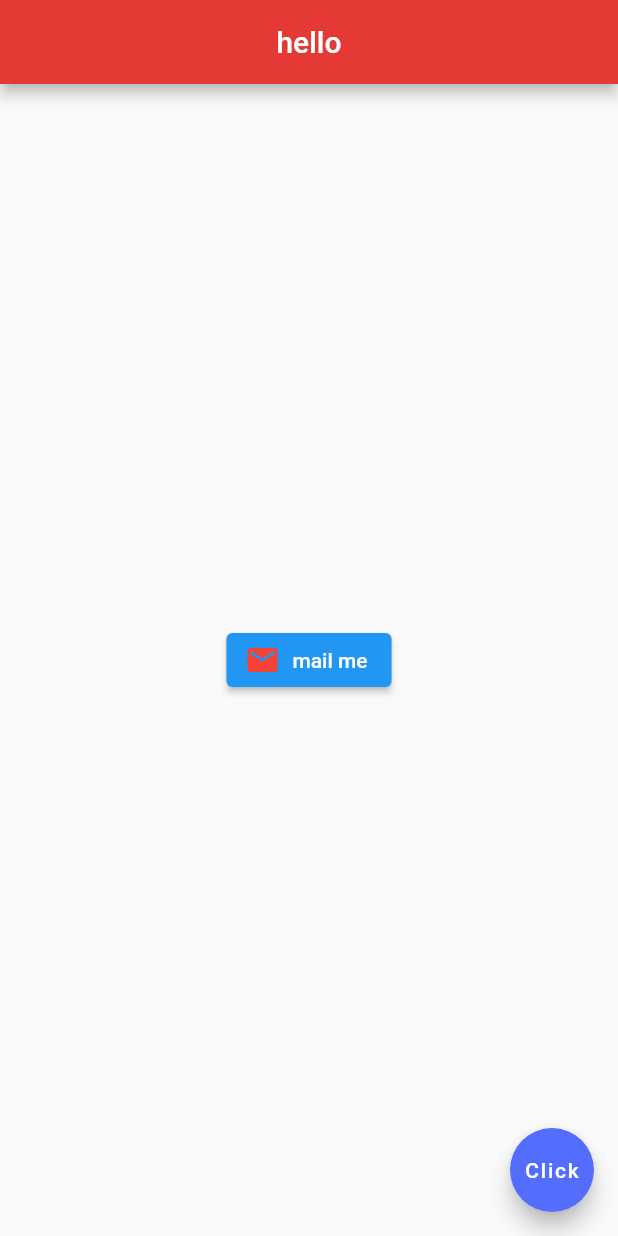
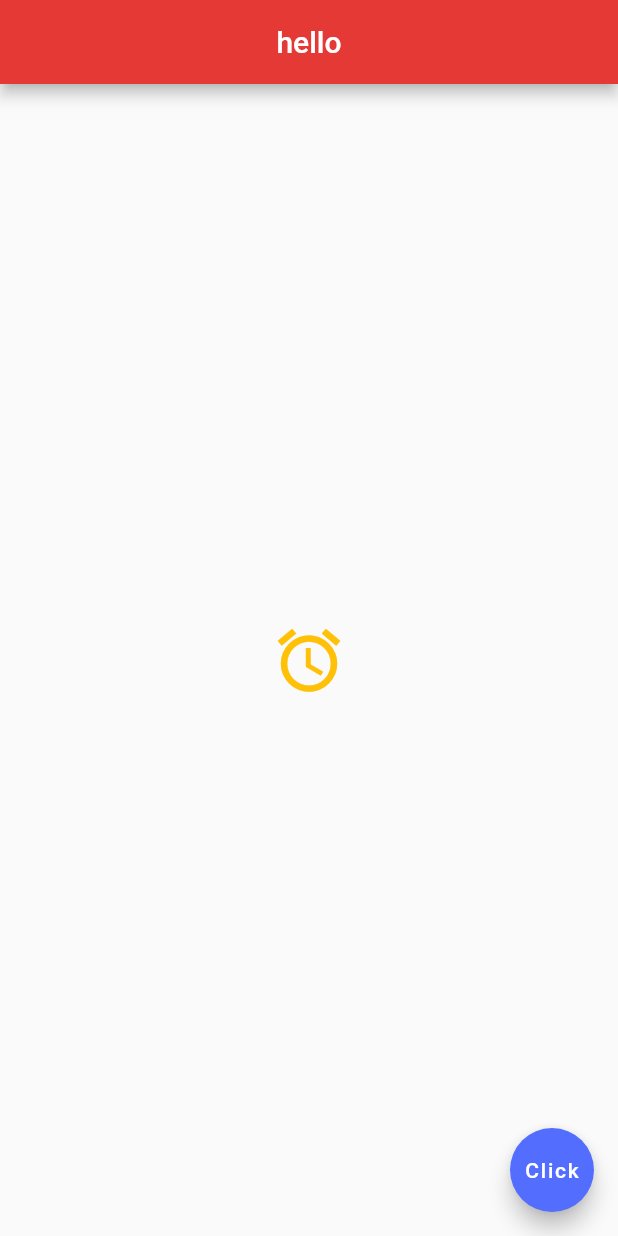
Before and after one commit to Lakshman2806/MobileID, a Flutter app: the screen it shows after launch, on a phone screen of 412 x 824 dp. Run offline on Flutter 3.47's test engine with Material 2 defaults, Android fonts, the phone set to English and light mode, and no system bars.

Commit message:
cute clock on screen :)

```diff
--- a/lib/main.dart
+++ b/lib/main.dart
@@ -21,12 +21,13 @@ class Home extends StatelessWidget {
         backgroundColor: Colors.red[600],
       ),
       body: Center(
-        child: ElevatedButton.icon(
-          onPressed: () {},
-          icon: Icon(Icons.mail,
-          color: Colors.red,
-          ),
-          label: Text('mail me')
+        child: IconButton(
+          onPressed: (){
+            print("u clicked me");
+          },
+          icon: Icon(Icons.alarm),
+          color: Colors.amber,
+          iconSize: 50.0,
         )
       ),
       floatingActionButton: FloatingActionButton(onPressed: null,
```
